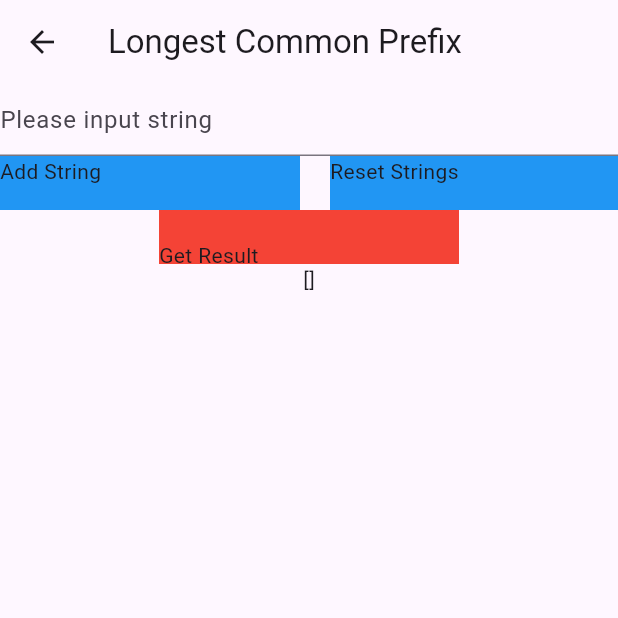
After one commit to nhatquang123213/leetcode_problems, a Flutter app: the screen it shows after launch, after a tap on "Longest String Prefix", on a phone screen of 412 x 824 dp, the top half of it. The commit adds this screen. Run offline on Flutter 3.47's test engine with Material 3 defaults, Android fonts, the phone set to English and light mode, and no system bars.

Commit message:
LeetCode: Longest Common String

```diff
--- /dev/null
+++ b/lib/longest_common_string.dart
@@ -0,0 +1,94 @@
+import 'package:flutter/cupertino.dart';
+import 'package:flutter/material.dart';
+
+class LongestCommonString extends StatefulWidget {
+  LongestCommonString({super.key});
+
+  @override
+  State<LongestCommonString> createState() => _LongestCommonStringState();
+}
+
+class _LongestCommonStringState extends State<LongestCommonString> {
+  final _inputController = TextEditingController();
+  final List<String> data = [];
+  String _result = "";
+
+  @override
+  Widget build(BuildContext context) {
+    return Scaffold(
+      appBar: AppBar(
+        title: Text("Longest Common Prefix"),
+      ),
+      body: SafeArea(
+        child: Column(
+          children: [
+            TextFormField(
+              controller: _inputController,
+              decoration: InputDecoration(hintText: "Please input string"),
+            ),
+            Row(
+              children: [
+                GestureDetector(
+                  onTap: () => setState(() {
+                    data.add(_inputController.text);
+                  }),
+                  child: Container(
+                    child: Text("Add String"),
+                    width: 200,
+                    height: 36,
+                    color: Colors.blue,
+                  ),
+                ),
+                SizedBox(
+                  width: 20,
+                ),
+                GestureDetector(
+                  onTap: () => setState(() {
+                    data.clear();
+                  }),
+                  child: Container(
+                    child: Text("Reset Strings"),
+                    width: 200,
+                    height: 36,
+                    color: Colors.blue,
+                  ),
+                ),
+              ],
+            ),
+            GestureDetector(
+              onTap: () => _getCommonPrefix(),
+              child: Container(
+                child: Text("Get Result"),
+                padding: EdgeInsets.only(top: 20),
+                width: 200,
+                height: 36,
+                color: Colors.red,
+              ),
+            ),
+            Text(data.toString()),
+            if (_result.isNotEmpty) Text(_result.toString()),
+          ],
+        ),
+      ),
+    );
+  }
+
+  _getCommonPrefix() {
+    if (data.isEmpty) return;
+    String result = "";
+    while (true) {
+      try {
+        result += data.first[result.length];
+        if (data.any((e) => !e.startsWith(result))) {
+          result = result.substring(0, result.length - 1);
+          break;
+        }
+      } catch (e) {
+        break;
+      }
+    }
+    setState(() {
+      _result = result;
+    });
+  }
+}
--- a/lib/main.dart
+++ b/lib/main.dart
@@ -1,5 +1,6 @@
 import 'package:flutter/material.dart';
-import 'package:testing1/roman_integer.dadrt.dart';
+import 'package:testing1/longest_common_string.dart';
+import 'package:testing1/roman_to_integer.dart';
 import 'package:testing1/sum2numbers.dart';
 
 void main() {
@@ -102,6 +103,14 @@ class _MyHomePageState extends State<MyHomePage> {
                   MaterialPageRoute(builder: (context) => RomanToInteger()),
                 ),
               ),
+              _titleSection(
+                "Longest String Prefix",
+                () => Navigator.push(
+                  context,
+                  MaterialPageRoute(
+                      builder: (context) => LongestCommonString()),
+                ),
+              ),
             ],
           ),
         ),
```
Also changed, not shown: lib/roman_to_integer.dart (renamed from lib/roman_integer.dadrt.dart), 1 other file.
